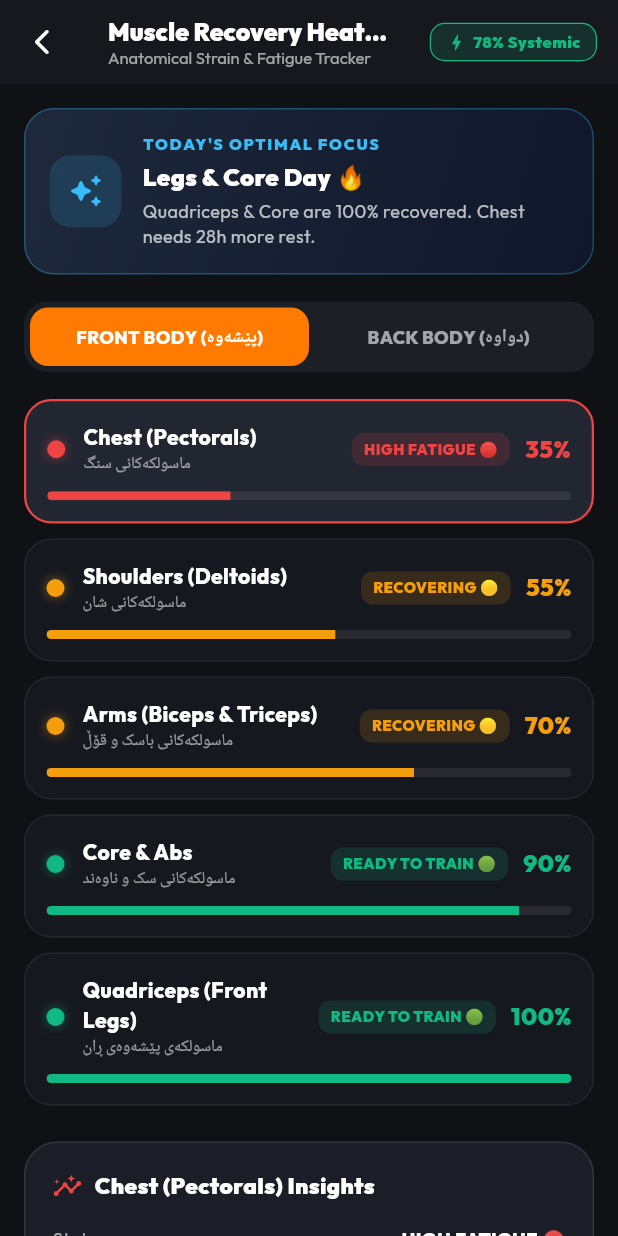
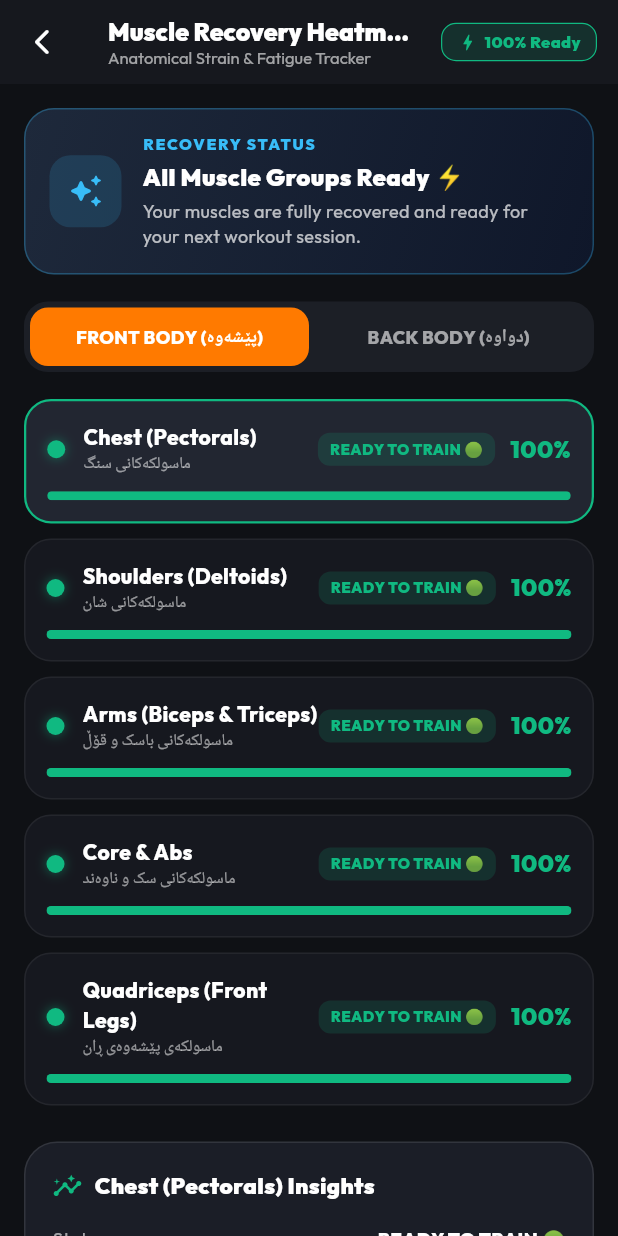
Before and after one commit to Ibrahim-pti/gym-bilal, a Flutter app: the MuscleRecoveryScreen screen opened directly, on a phone screen of 412 x 824 dp. Run offline on Flutter 3.47's test engine with Material 3 defaults, Android fonts, the phone set to English and light mode, and no system bars; our stand-ins replace flutter_local_notifications, google_fonts, qr_flutter, timezone, webview_flutter; missing offline and left inert: rasedi_flutter_sdk.

```diff
--- a/lib/features/community/presentation/screens/community_screen.dart
+++ b/lib/features/community/presentation/screens/community_screen.dart
@@ -1309,8 +1309,8 @@ class _CreatePostSheetState extends State<_CreatePostSheet> {
       'id': 'user_${DateTime.now().millisecondsSinceEpoch}',
       'type': _postType,
       'title': title.isNotEmpty ? title : 'New Community Update',
-      'author': 'Aryan Rathore',
-      'role': 'Pro Member • Erbil',
+      'author': 'Gym Member',
+      'role': 'Member',
       'avatar': 'assets/images/user_avatar.jpg',
       'time': 'Just now',
       'caption': content,
@@ -1324,7 +1324,7 @@ class _CreatePostSheetState extends State<_CreatePostSheet> {
       newPost['videoThumbnail'] = 'assets/images/workout_back.jpg';
       newPost['duration'] = '0:30';
       newPost['views'] = '1';
-      newPost['audioTrack'] = 'Original Gym Sound • Aryan';
+      newPost['audioTrack'] = 'Original Gym Sound';
     } else if (_postType == 'photo') {
       newPost['image'] = 'assets/images/onboarding_athlete.jpg';
       newPost['category'] = 'Community';
--- a/lib/features/workout/presentation/screens/live_workout_session_screen.dart
+++ b/lib/features/workout/presentation/screens/live_workout_session_screen.dart
@@ -38,7 +38,7 @@ class LiveWorkoutSessionScreen extends StatefulWidget {
 
 class _LiveWorkoutSessionScreenState extends State<LiveWorkoutSessionScreen> {
   // Session Timer
-  int _secondsElapsed = 1420; // ~23 mins
+  int _secondsElapsed = 0;
   Timer? _sessionTimer;
 
   // Rest Timer
@@ -58,8 +58,8 @@ class _LiveWorkoutSessionScreenState extends State<LiveWorkoutSessionScreen> {
         name: 'Incline Barbell Bench Press',
         muscle: 'Upper Chest',
         sets: [
-          WorkoutSet(setNumber: 1, weight: 70.0, reps: 10, isCompleted: true),
-          WorkoutSet(setNumber: 2, weight: 80.0, reps: 8, isCompleted: true),
+          WorkoutSet(setNumber: 1, weight: 70.0, reps: 10, isCompleted: false),
+          WorkoutSet(setNumber: 2, weight: 80.0, reps: 8, isCompleted: false),
           WorkoutSet(setNumber: 3, weight: 85.0, reps: 6, isCompleted: false),
           WorkoutSet(setNumber: 4, weight: 90.0, reps: 4, isCompleted: false),
         ],
--- a/lib/features/workout/presentation/screens/muscle_recovery_screen.dart
+++ b/lib/features/workout/presentation/screens/muscle_recovery_screen.dart
@@ -38,9 +38,9 @@ class _MuscleRecoveryScreenState extends State<MuscleRecoveryScreen> {
     MuscleGroupInfo(
       name: 'Chest (Pectorals)',
       kurdishName: 'ماسولکەکانی سنگ',
-      recoveryPercent: 35,
-      hoursRemaining: 28,
-      lastTrained: 'Yesterday (Chest & Triceps)',
+      recoveryPercent: 100,
+      hoursRemaining: 0,
+      lastTrained: 'Fully Recovered',
       topExercises: ['Incline Barbell Press', 'Dumbbell Flyes', 'Dips'],
       stretchTip: 'Doorway pectoral stretch for 30s each side.',
       isFront: true,
@@ -48,9 +48,9 @@ class _MuscleRecoveryScreenState extends State<MuscleRecoveryScreen> {
     MuscleGroupInfo(
       name: 'Shoulders (Deltoids)',
       kurdishName: 'ماسولکەکانی شان',
-      recoveryPercent: 55,
-      hoursRemaining: 16,
-      lastTrained: '2 Days Ago',
+      recoveryPercent: 100,
+      hoursRemaining: 0,
+      lastTrained: 'Fully Recovered',
       topExercises: ['Overhead Dumbbell Press', 'Lateral Raises', 'Face Pulls'],
       stretchTip: 'Cross-body shoulder stretch & arm circles.',
       isFront: true,
@@ -58,9 +58,9 @@ class _MuscleRecoveryScreenState extends State<MuscleRecoveryScreen> {
     MuscleGroupInfo(
       name: 'Arms (Biceps & Triceps)',
       kurdishName: 'ماسولکەکانی باسک و قۆڵ',
-      recoveryPercent: 70,
-      hoursRemaining: 8,
-      lastTrained: 'Yesterday',
+      recoveryPercent: 100,
+      hoursRemaining: 0,
+      lastTrained: 'Fully Recovered',
       topExercises: ['EZ-Bar Curls', 'Tricep Rope Pushdowns', 'Hammer Curls'],
       stretchTip: 'Wall bicep stretch & overhead tricep extension stretch.',
       isFront: true,
@@ -68,9 +68,9 @@ class _MuscleRecoveryScreenState extends State<MuscleRecoveryScreen> {
     MuscleGroupInfo(
       name: 'Core & Abs',
       kurdishName: 'ماسولکەکانی سک و ناوەند',
-      recoveryPercent: 90,
+      recoveryPercent: 100,
       hoursRemaining: 0,
-      lastTrained: '3 Days Ago',
+      lastTrained: 'Fully Recovered',
       topExercises: ['Hanging Leg Raises', 'Cable Crunches', 'Plank Hold'],
       stretchTip: 'Cobra stretch for abdominal relaxation.',
       isFront: true,
@@ -80,7 +80,7 @@ class _MuscleRecoveryScreenState extends State<MuscleRecoveryScreen> {
       kurdishName: 'ماسولکەی پێشەوەی ڕان',
       recoveryPercent: 100,
       hoursRemaining: 0,
-      lastTrained: '4 Days Ago (Fully Ready!)',
+      lastTrained: 'Fully Recovered',
       topExercises: ['Barbell Back Squats', 'Leg Press', 'Bulgarian Split Squats'],
       stretchTip: 'Standing quad stretch & deep low lunges.',
       isFront: true,
@@ -88,9 +88,9 @@ class _MuscleRecoveryScreenState extends State<MuscleRecoveryScreen> {
     MuscleGroupInfo(
       name: 'Upper Back & Lats',
       kurdishName: 'ماسولکەکانی سەرەوەی پشت و باڵ',
-      recoveryPercent: 88,
-      hoursRemaining: 2,
-      lastTrained: '3 Days Ago',
+      recoveryPercent: 100,
+      hoursRemaining: 0,
+      lastTrained: 'Fully Recovered',
       topExercises: ['Pull-Ups', 'Barbell Bent-Over Rows', 'Lat Pulldowns'],
       stretchTip: 'Child\'s pose & bar hanging stretch.',
       isFront: false,
@@ -98,9 +98,9 @@ class _MuscleRecoveryScreenState extends State<MuscleRecoveryScreen> {
     MuscleGroupInfo(
       name: 'Lower Back & Erector',
       kurdishName: 'خوارەوەی پشت',
-      recoveryPercent: 65,
-      hoursRemaining: 12,
-      lastTrained: '2 Days Ago',
+      recoveryPercent: 100,
+      hoursRemaining: 0,
+      lastTrained: 'Fully Recovered',
       topExercises: ['Romanian Deadlift', 'Back Extensions', 'Bird Dog'],
       stretchTip: 'Cat-Cow stretch and knee-to-chest hold.',
       isFront: false,
@@ -110,7 +110,7 @@ class _MuscleRecoveryScreenState extends State<MuscleRecoveryScreen> {
       kurdishName: 'ماسولکەی دواوەی ڕان و کەمەر',
       recoveryPercent: 100,
       hoursRemaining: 0,
-      lastTrained: '4 Days Ago (Fully Ready!)',
+      lastTrained: 'Fully Recovered',
       topExercises: ['Seated Leg Curl', 'Barbell Hip Thrust', 'Stiff-Leg Deadlift'],
       stretchTip: 'Seated toe touch and pigeon pose.',
       isFront: false,
@@ -118,9 +118,9 @@ class _MuscleRecoveryScreenState extends State<MuscleRecoveryScreen> {
     MuscleGroupInfo(
       name: 'Calves (Gastrocnemius)',
       kurdishName: 'ماسولکەی پوز',
-      recoveryPercent: 95,
+      recoveryPercent: 100,
       hoursRemaining: 0,
-      lastTrained: '4 Days Ago',
+      lastTrained: 'Fully Recovered',
       topExercises: ['Standing Calf Raises', 'Seated Calf Press'],
       stretchTip: 'Wall calf stretch with heel planted.',
       isFront: false,
@@ -187,7 +187,7 @@ class _MuscleRecoveryScreenState extends State<MuscleRecoveryScreen> {
                 Icon(Icons.bolt_rounded, color: Color(0xFF10B981), size: 14),
                 SizedBox(width: 4),
                 Text(
-                  '78% Systemic',
+                  '100% Ready',
                   style: TextStyle(color: Color(0xFF10B981), fontWeight: FontWeight.w900, fontSize: 11),
                 ),
               ],
@@ -226,7 +226,7 @@ class _MuscleRecoveryScreenState extends State<MuscleRecoveryScreen> {
                     crossAxisAlignment: CrossAxisAlignment.start,
                     children: [
                       Text(
-                        'TODAY\'S OPTIMAL FOCUS',
+                        'RECOVERY STATUS',
                         style: TextStyle(
                           color: Color(0xFF38BDF8),
                           fontSize: 10.5,
@@ -236,7 +236,7 @@ class _MuscleRecoveryScreenState extends State<MuscleRecoveryScreen> {
                       ),
                       SizedBox(height: 3),
                       Text(
-                        'Legs & Core Day 🔥',
+                        'All Muscle Groups Ready ⚡',
                         style: TextStyle(
                           color: Colors.white,
                           fontSize: 16,
@@ -245,7 +245,7 @@ class _MuscleRecoveryScreenState extends State<MuscleRecoveryScreen> {
                       ),
                       SizedBox(height: 2),
                       Text(
-                        'Quadriceps & Core are 100% recovered. Chest needs 28h more rest.',
+                        'Your muscles are fully recovered and ready for your next workout session.',
                         style: TextStyle(color: Colors.white70, fontSize: 12),
                       ),
                     ],
```
Also changed, not shown: lib/features/community/presentation/screens/reels_viewer_screen.dart (+33 -36 lines), lib/features/home/presentation/screens/home_screen.dart (+23 -16 lines), lib/features/profile/presentation/screens/body_transformation_screen.dart (+19 -15 lines), lib/features/profile/presentation/screens/profile_screen.dart (+10 -10 lines), lib/features/profile/presentation/widgets/gym_pass_sheet.dart (+7 -7 lines).
